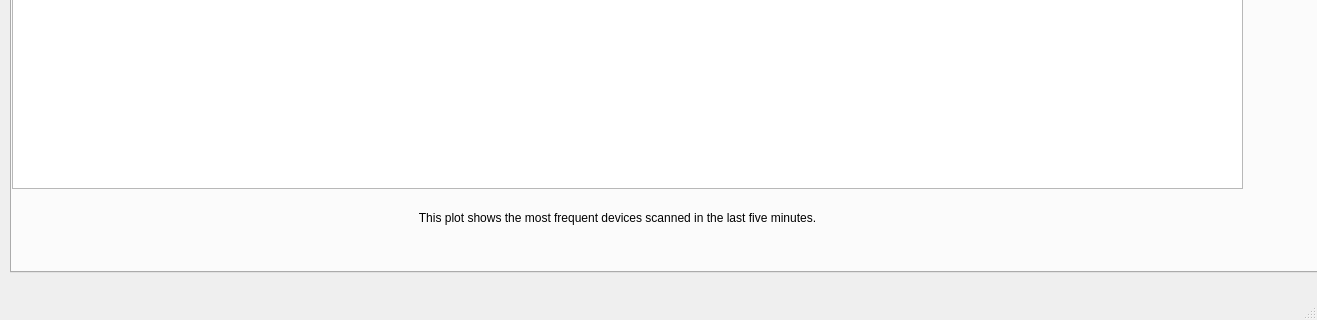
Old version of the form mainwindow.ui in the repository Marlowess/PRTS-ESP32-server; both pictures show x 0 to 1317 and y 418 to 738 of the 1317 by 738 pixel window.
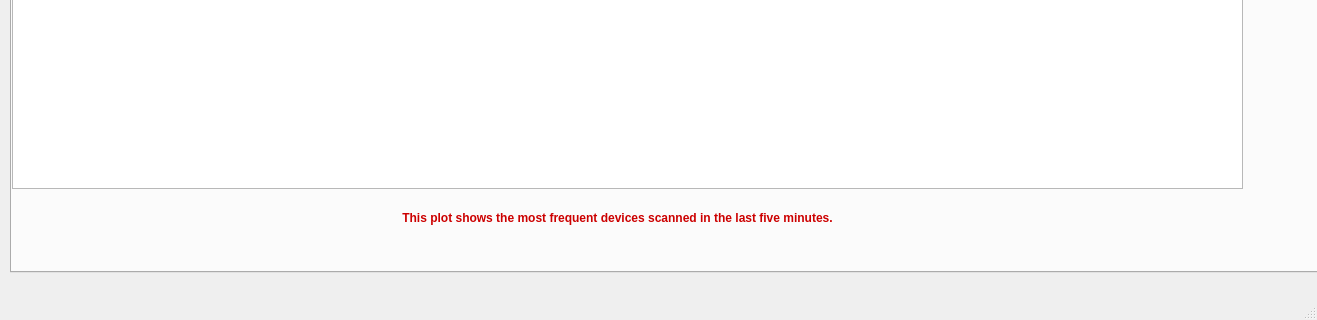
New version of the form. The open tabs and pages were chosen to show the change. Icons and pictures are not drawn. Custom widgets are drawn as their Qt base class.

```diff
--- a/mainwindow.ui
+++ b/mainwindow.ui
@@ -640,6 +640,15 @@
         <height>20</height>
        </rect>
       </property>
+      <property name="font">
+       <font>
+        <weight>75</weight>
+        <bold>true</bold>
+       </font>
+      </property>
+      <property name="styleSheet">
+       <string notr="true">color: rgb(204, 0, 0);</string>
+      </property>
       <property name="text">
        <string>This plot shows the most frequent devices scanned in the last five minutes.</string>
       </property>
```
Left out of the diff: 2 changed lines with no effect on the pictures.
